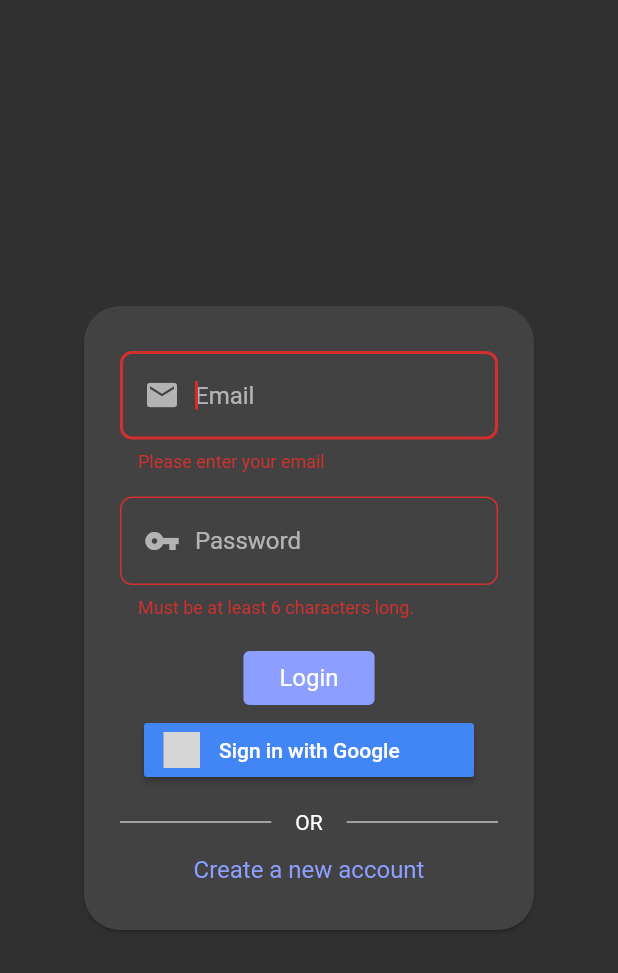
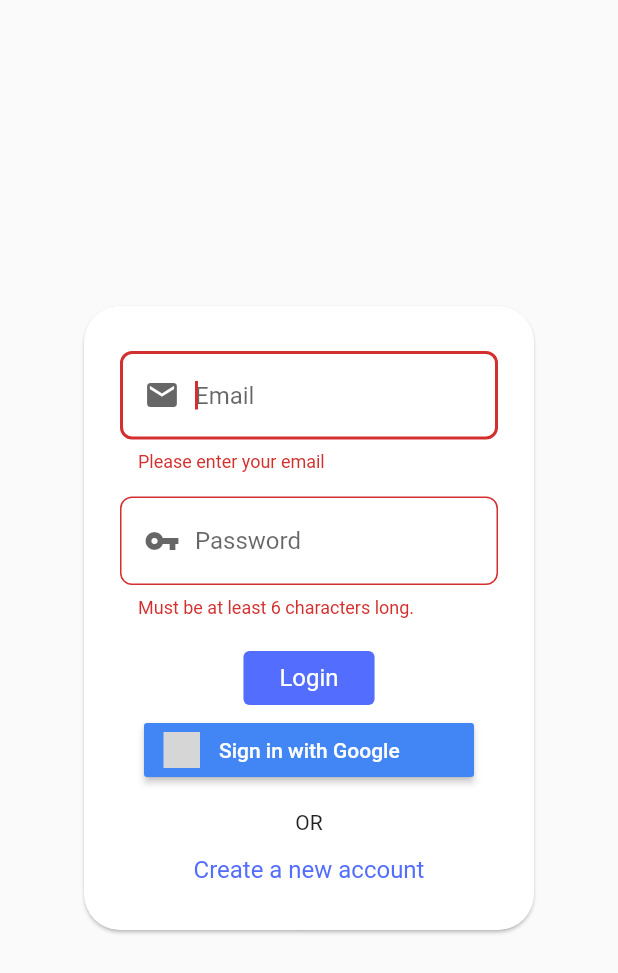
Before and after one commit to melnychuk-yaro/watchlist, a Flutter app: the screen it shows after launch, after a tap on "Login", on a phone screen of 412 x 824 dp. Shown: the top 973 px of the screen. Run offline on Flutter 3.47's test engine with Material 2 defaults, Android fonts, the phone set to English and light mode, and no system bars; our stand-ins replace bloc, cloud_firestore, equatable, firebase_auth, firebase_core, flutter_bloc and 4 more; accounts and stored records are empty; grey boxes are pictures that could not be loaded.

Commit message:
add light theme

```diff
--- a/lib/business_logic/cubit/now_playing_cubit.dart
+++ b/lib/business_logic/cubit/now_playing_cubit.dart
@@ -9,10 +9,10 @@ part 'now_playing_state.dart';
 class NowPlayingCubit extends Cubit<NowPlayingState> {
   final MoviesRepository moviesRepository;
   NowPlayingCubit(this.moviesRepository)
-      : super(NowPlayingInitial(movies: List<Movie>()));
+      : super(NowPlayingInitial(movies: <Movie>[]));
 
   void resetMovies() {
-    emit(NowPlayingInitial(movies: List<Movie>()));
+    emit(NowPlayingInitial(movies: <Movie>[]));
   }
 
   Future<void> loadMovies(int page) async {
@@ -30,7 +30,7 @@ class NowPlayingCubit extends Cubit<NowPlayingState> {
         isLastPage: moviesPage.isLastPage,
       ));
     } catch (e) {
-      NowPlayingInitial(movies: List<Movie>());
+      NowPlayingInitial(movies: <Movie>[]);
       emit(NowPlayingError(
         movies: _prevState.movies,
         error: 'Something went wrong',
--- a/lib/business_logic/cubit/theme_cubit.dart
+++ /dev/null
@@ -1,23 +0,0 @@
-import 'package:bloc/bloc.dart';
-import 'package:flutter/material.dart';
-import 'package:watchlist/presentation/themes/app_theme.dart';
-
-part 'theme_state.dart';
-
-class ThemeCubit extends Cubit<ThemeState> {
-  ThemeCubit() : super(ThemeState(themeMode: ThemeMode.dark)) {
-    updateAppTheme();
-  }
-
-  void updateAppTheme() {
-    final Brightness currentBrightness = AppTheme.currentSystemBrightness;
-    currentBrightness == Brightness.light
-        ? _setTheme(ThemeMode.light)
-        : _setTheme(ThemeMode.dark);
-  }
-
-  void _setTheme(ThemeMode themeMode) {
-    AppTheme.setStatusBarAndNavigationBaeColors(themeMode);
-    emit(ThemeState(themeMode: themeMode));
-  }
-}
--- a/lib/main.dart
+++ b/lib/main.dart
@@ -10,27 +10,29 @@ import 'package:watchlist/data/repositories/auth_repository.dart';
 import 'package:watchlist/data/repositories/movies_repository.dart';
 import 'package:watchlist/presentation/screens/home-screen.dart';
 import 'package:watchlist/presentation/screens/login-screen.dart';
-import 'package:watchlist/themes.dart';
-import 'package:flutter_dotenv/flutter_dotenv.dart';
+import 'package:watchlist/presentation/themes/app_theme.dart';
+import 'package:flutter_dotenv/flutter_dotenv.dart' as DotEnv;
 
 Future<void> main() async {
-  await DotEnv().load('.env');
+  await DotEnv.load(fileName: ".env");
   WidgetsFlutterBinding.ensureInitialized();
   await Firebase.initializeApp();
-  runApp(WatchListApp());
+  runApp(App());
 }
 
-class WatchListApp extends StatelessWidget {
-  final _authenticationRepository = AuthenticationRepository();
+class App extends StatelessWidget {
+  final _authRepository = AuthenticationRepository();
   final _moviesRepository = MoviesRepository();
 
   @override
   Widget build(BuildContext context) {
-    return MaterialApp(
+    return BlocProvider<AuthCubit>(
+      create: (context) => AuthCubit(_authRepository),
+      child: MaterialApp(
         title: 'Watchlist',
-      theme: DefautTheme().theme,
+        theme: AppTheme().lightTheme,
+        darkTheme: AppTheme().darkTheme,
         home: BlocBuilder<AuthCubit, AuthState>(
-        cubit: AuthCubit(_authenticationRepository),
           builder: (context, state) {
             if (state is AuthInitial) {
               return Center(child: CircularProgressIndicator());
@@ -39,30 +41,24 @@ class WatchListApp extends StatelessWidget {
                 ? MultiBlocProvider(
                     providers: [
                       BlocProvider<FavoritesBloc>(
-                        create: (context) => FavoritesBloc(_moviesRepository)),
+                        create: (context) => FavoritesBloc(_moviesRepository),
+                      ),
                       BlocProvider<SearchBloc>(
-                        create: (context) => SearchBloc(_moviesRepository)),
+                        create: (context) => SearchBloc(_moviesRepository),
+                      ),
                       BlocProvider<TopMoviesCubit>(
-                        create: (context) => TopMoviesCubit(_moviesRepository)),
+                        create: (context) => TopMoviesCubit(_moviesRepository),
+                      ),
                       BlocProvider<NowPlayingCubit>(
-                        create: (context) =>
-                            NowPlayingCubit(_moviesRepository)),
+                        create: (context) => NowPlayingCubit(_moviesRepository),
+                      ),
                     ],
                     child: HomeScreen(),
                   )
                 : LoginScreen();
           },
         ),
+      ),
     );
   }
 }
-
-class ErrorText extends StatelessWidget {
-  @override
-  Widget build(BuildContext context) {
-    return Center(
-      child: Text(
-          'Something went wrong. Please try again later or contact support.'),
-    );
-  }
-}
--- a/lib/presentation/screens/home-screen.dart
+++ b/lib/presentation/screens/home-screen.dart
@@ -26,7 +26,6 @@ class _HomeScreenState extends State<HomeScreen> {
     return Scaffold(
       appBar: AppBar(
         title: Text('Watchlist'),
-        backgroundColor: Theme.of(context).cardColor,
         actions: [
           IconButton(
             icon: Icon(Icons.exit_to_app),
@@ -41,9 +40,6 @@ class _HomeScreenState extends State<HomeScreen> {
       bottomNavigationBar: BottomNavigationBar(
         type: BottomNavigationBarType.fixed,
         currentIndex: _currentIndex,
-        selectedItemColor: Theme.of(context).accentColor,
-        unselectedIconTheme: IconThemeData(color: Colors.white),
-        backgroundColor: Theme.of(context).cardColor,
         onTap: (index) {
           setState(() {
             _currentIndex = index;
--- /dev/null
+++ b/lib/presentation/themes/app_theme.dart
@@ -0,0 +1,9 @@
+import 'package:flutter/material.dart';
+import 'package:watchlist/presentation/themes/light_theme.dart';
+
+import 'dark_theme.dart';
+
+class AppTheme {
+  ThemeData get darkTheme => DarkTheme().themeData;
+  ThemeData get lightTheme => LightTheme().themeData;
+}
--- /dev/null
+++ b/lib/presentation/themes/dark_theme.dart
@@ -0,0 +1,56 @@
+import 'package:flutter/material.dart';
+
+class DarkTheme {
+  final Color color = Colors.indigoAccent[100];
+  final Color darkColor = const Color(0xFF424242);
+
+  ThemeData get themeData => ThemeData.dark().copyWith(
+        primaryColor: color,
+        accentColor: color,
+        toggleableActiveColor: color,
+        appBarTheme: AppBarTheme().copyWith(
+          backgroundColor: darkColor,
+        ),
+        bottomNavigationBarTheme: BottomNavigationBarThemeData().copyWith(
+          selectedItemColor: color,
+          unselectedIconTheme: IconThemeData(color: Colors.white),
+          backgroundColor: darkColor,
+        ),
+        textSelectionTheme: TextSelectionThemeData().copyWith(
+          selectionColor: color,
+          selectionHandleColor: color,
+        ),
+        elevatedButtonTheme: ElevatedButtonThemeData(
+          style: ElevatedButton.styleFrom(
+            elevation: 0,
+            primary: color,
+            padding:
+                const EdgeInsets.symmetric(horizontal: 24.0, vertical: 8.0),
+            textStyle: TextStyle(fontSize: 16.0),
+          ),
+        ),
+        textButtonTheme: TextButtonThemeData(
+          style: TextButton.styleFrom(
+            primary: color,
+            textStyle: TextStyle(fontSize: 16.0),
+          ),
+        ),
+        inputDecorationTheme: InputDecorationTheme(
+          hintStyle: TextStyle(fontSize: 16),
+          enabledBorder: OutlineInputBorder(
+            borderRadius: BorderRadius.circular(8.0),
+            borderSide: BorderSide(
+              color: darkColor,
+              width: 2,
+            ),
+          ),
+          border: OutlineInputBorder(
+            borderRadius: BorderRadius.circular(8.0),
+            borderSide: BorderSide(
+              color: color,
+              width: 2,
+            ),
+          ),
+        ),
+      );
+}
--- a/lib/themes.dart
+++ b/lib/presentation/themes/light_theme.dart
@@ -1,14 +1,21 @@
 import 'package:flutter/material.dart';
 
-class DefautTheme {
-  final Color color = Colors.indigoAccent[100];
+class LightTheme {
+  final Color color = Colors.indigoAccent;
 
-  ThemeData get theme => ThemeData.dark().copyWith(
+  ThemeData get themeData => ThemeData().copyWith(
         primaryColor: color,
         accentColor: color,
         toggleableActiveColor: color,
-        textSelectionColor: color,
-        textSelectionHandleColor: color,
+        appBarTheme: AppBarTheme().copyWith(
+          backgroundColor: Colors.white,
+          textTheme: TextTheme(headline6: TextStyle().copyWith(color: color)),
+          actionsIconTheme: IconThemeData().copyWith(color: color),
+        ),
+        textSelectionTheme: TextSelectionThemeData().copyWith(
+          selectionColor: color,
+          selectionHandleColor: color,
+        ),
         elevatedButtonTheme: ElevatedButtonThemeData(
           style: ElevatedButton.styleFrom(
             elevation: 0,
--- a/lib/presentation/widgets/movie-card.dart
+++ b/lib/presentation/widgets/movie-card.dart
@@ -11,6 +11,8 @@ class MovieCard extends StatelessWidget {
 
   @override
   Widget build(BuildContext context) {
+    final Brightness _brightness = MediaQuery.of(context).platformBrightness;
+
     return Stack(
       children: [
         Card(
@@ -27,7 +29,9 @@ class MovieCard extends StatelessWidget {
             child: GridTile(
               child: Center(),
               footer: Container(
-                color: Color(0xAA000000),
+                color: _brightness == Brightness.light
+                    ? Color(0xEEFAFAFA)
+                    : Color(0xEE303030),
                 padding:
                     const EdgeInsets.symmetric(horizontal: 8.0, vertical: 8.0),
                 child: Text(
```
Lines whose indentation alone changed are shown as unchanged.
